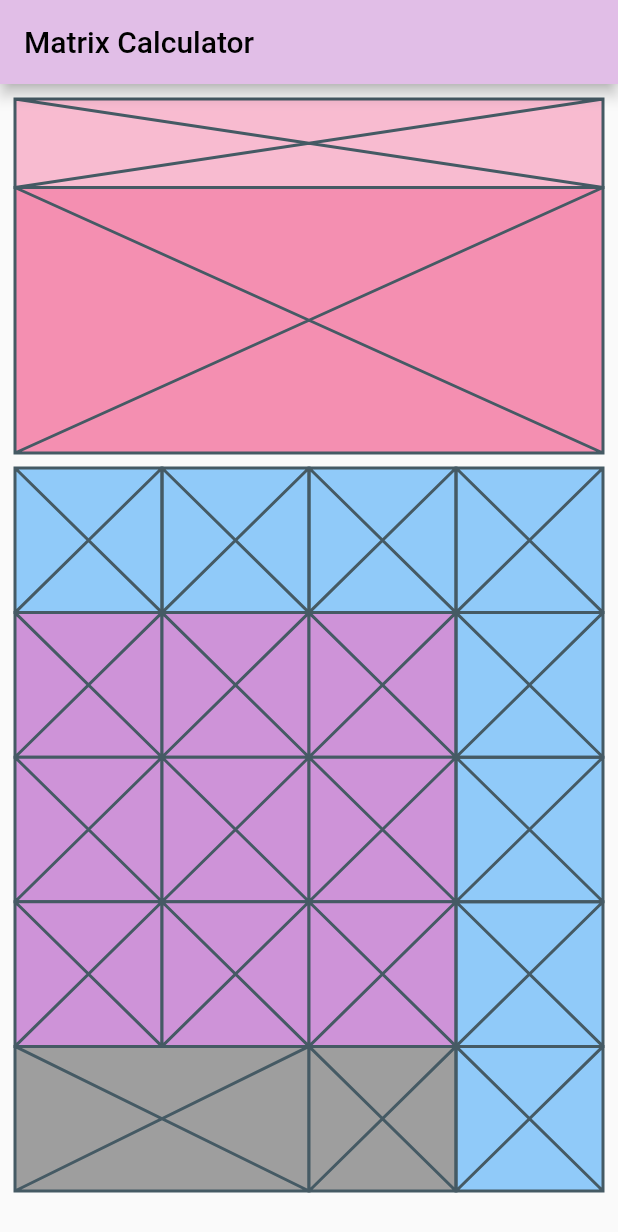
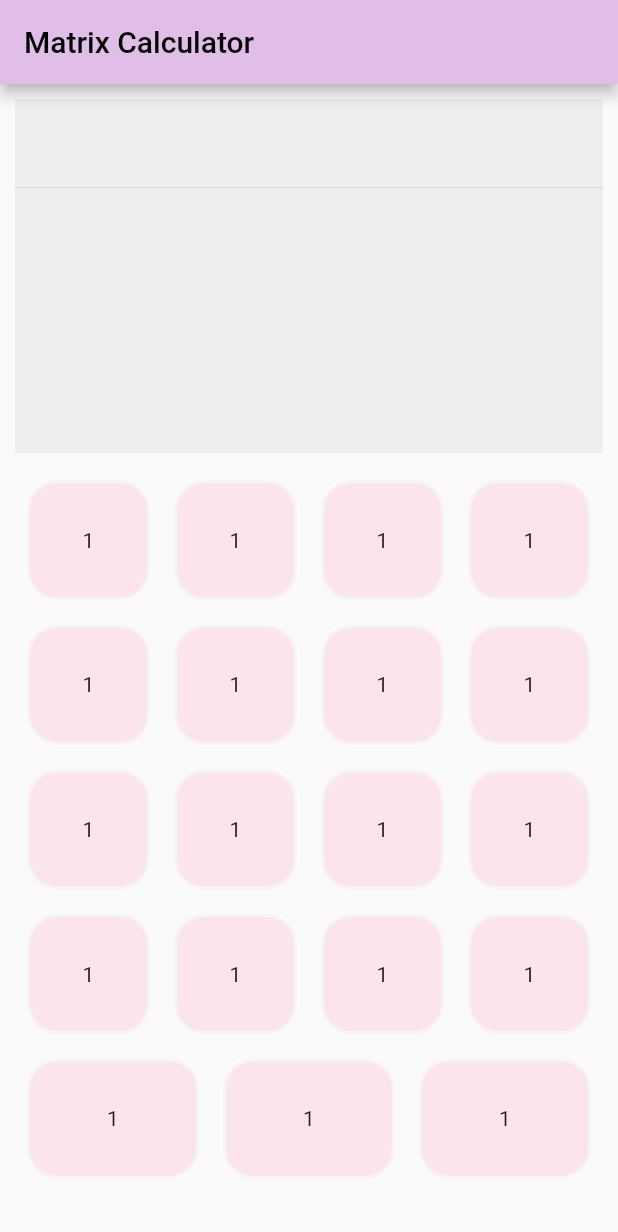
Before and after one commit to dinahcj/MatrixCalculator, a Flutter app: the screen it shows after launch, on a phone screen of 412 x 824 dp. Shown: the top 1232 px of the screen. Run offline on Flutter 3.47's test engine with Material 2 defaults, Android fonts, the phone set to English and light mode, and no system bars.

Commit message:
added button widgets

```diff
--- a/lib/main.dart
+++ b/lib/main.dart
@@ -48,7 +48,6 @@ class MyApp extends StatelessWidget {
                     right: 10,
                   ),
                   constraints: BoxConstraints.expand(),
-                  color: Colors.blue[200],
                   child: Keypad(),
                 ),
               )
@@ -61,9 +60,9 @@ class MyApp extends StatelessWidget {
 }
 
 class Screen extends StatelessWidget {
-  final Widget screenInputArea = Placeholder();
+  final Widget screenInputArea = Container(color: Colors.grey[200]);
 
-  final Widget screenOutputArea = Placeholder();
+  final Widget screenOutputArea = Container(color: Colors.grey[200]);
 
   @override
   Widget build(BuildContext context) {
@@ -96,199 +95,16 @@ class Keypad extends StatelessWidget {
     return Center(
       child: Column(
         children: [
-          Expanded(
-            //1
-            child: Row(
-              children: [
-                Expanded(
-                  child: Container(
-                    child: Placeholder(
-                      fallbackHeight: 10,
-                      fallbackWidth: 10,
-                    ),
-                  ),
-                ),
-                Expanded(
-                  child: Container(
-                    child: Placeholder(
-                      fallbackHeight: 10,
-                      fallbackWidth: 10,
-                    ),
-                  ),
-                ),
-                Expanded(
-                  child: Container(
-                    child: Placeholder(
-                      fallbackHeight: 10,
-                      fallbackWidth: 10,
-                    ),
-                  ),
-                ),
-                Expanded(
-                  child: Container(
-                    child: Placeholder(
-                      fallbackHeight: 10,
-                      fallbackWidth: 10,
-                    ),
-                  ),
-                ),
-              ],
-            ),
-          ),
-          Expanded(
-            //2
-            child: Row(
-              children: [
-                Expanded(
-                  child: Container(
-                    color: Colors.purple[200],
-                    child: Placeholder(
-                      fallbackHeight: 10,
-                      fallbackWidth: 10,
-                    ),
-                  ),
-                ),
-                Expanded(
-                  child: Container(
-                    color: Colors.purple[200],
-                    child: Placeholder(
-                      fallbackHeight: 10,
-                      fallbackWidth: 10,
-                    ),
-                  ),
-                ),
-                Expanded(
-                  child: Container(
-                    color: Colors.purple[200],
-                    child: Placeholder(
-                      fallbackHeight: 10,
-                      fallbackWidth: 10,
-                    ),
-                  ),
-                ),
-                Expanded(
-                  child: Container(
-                    child: Placeholder(
-                      fallbackHeight: 10,
-                      fallbackWidth: 10,
-                    ),
-                  ),
-                ),
-              ],
-            ),
-          ),
+          KeypadRow(),
+          KeypadRow(),
+          KeypadRow(),
+          KeypadRow(),
           Expanded(
             child: Row(
               children: [
-                Expanded(
-                  child: Container(
-                    color: Colors.purple[200],
-                    child: Placeholder(
-                      fallbackHeight: 10,
-                      fallbackWidth: 10,
-                    ),
-                  ),
-                ),
-                Expanded(
-                  child: Container(
-                    color: Colors.purple[200],
-                    child: Placeholder(
-                      fallbackHeight: 10,
-                      fallbackWidth: 10,
-                    ),
-                  ),
-                ),
-                Expanded(
-                  child: Container(
-                    color: Colors.purple[200],
-                    child: Placeholder(
-                      fallbackHeight: 10,
-                      fallbackWidth: 10,
-                    ),
-                  ),
-                ),
-                Expanded(
-                  child: Container(
-                    child: Placeholder(
-                      fallbackHeight: 10,
-                      fallbackWidth: 10,
-                    ),
-                  ),
-                ),
-              ],
-            ),
-          ),
-          Expanded(
-            child: Row(
-              children: [
-                Expanded(
-                  child: Container(
-                    color: Colors.purple[200],
-                    child: Placeholder(
-                      fallbackHeight: 10,
-                      fallbackWidth: 10,
-                    ),
-                  ),
-                ),
-                Expanded(
-                  child: Container(
-                    color: Colors.purple[200],
-                    child: Placeholder(
-                      fallbackHeight: 10,
-                      fallbackWidth: 10,
-                    ),
-                  ),
-                ),
-                Expanded(
-                  child: Container(
-                    color: Colors.purple[200],
-                    child: Placeholder(
-                      fallbackHeight: 10,
-                      fallbackWidth: 10,
-                    ),
-                  ),
-                ),
-                Expanded(
-                  child: Container(
-                    child: Placeholder(
-                      fallbackHeight: 10,
-                      fallbackWidth: 10,
-                    ),
-                  ),
-                ),
-              ],
-            ),
-          ),
-          Expanded(
-            child: Row(
-              children: [
-                Expanded(
-                  flex: 2,
-                  child: Container(
-                    color: Colors.grey,
-                    child: Placeholder(
-                      fallbackHeight: 10,
-                      fallbackWidth: 10,
-                    ),
-                  ),
-                ),
-                Expanded(
-                  child: Container(
-                    color: Colors.grey,
-                    child: Placeholder(
-                      fallbackHeight: 10,
-                      fallbackWidth: 10,
-                    ),
-                  ),
-                ),
-                Expanded(
-                  child: Container(
-                    child: Placeholder(
-                      fallbackHeight: 10,
-                      fallbackWidth: 10,
-                    ),
-                  ),
-                ),
+                ExpandedTempWidget(), //0
+                ExpandedTempWidget(), //
+                ExpandedTempWidget(), //.
               ],
             ),
           ),
@@ -297,3 +113,51 @@ class Keypad extends StatelessWidget {
     );
   }
 }
+
+class KeypadRow extends StatelessWidget {
+  @override
+  Widget build(BuildContext context) {
+    return Expanded(
+      child: Row(
+        children: [
+          ExpandedTempWidget(),
+          ExpandedTempWidget(),
+          ExpandedTempWidget(),
+          ExpandedTempWidget(),
+        ],
+      ),
+    );
+  }
+}
+
+class ExpandedTempWidget extends StatelessWidget {
+  @override
+  Widget build(BuildContext context) {
+    return Expanded(
+      child: Button(),
+    );
+  }
+}
+
+class Button extends StatelessWidget {
+  @override
+  Widget build(BuildContext context) {
+    return Container(
+      height: 80,
+      margin: EdgeInsets.all(8),
+      decoration: BoxDecoration(
+        border: Border.all(
+          color: Colors.grey[100],
+          width: 2,
+        ),
+        borderRadius: BorderRadius.all(
+          Radius.circular(20),
+        ),
+        color: Colors.pink[50],
+      ),
+      child: Center(
+        child: (Text('1')),
+      ),
+    );
+  }
+}
```
Also changed, not shown: 8 other files.
